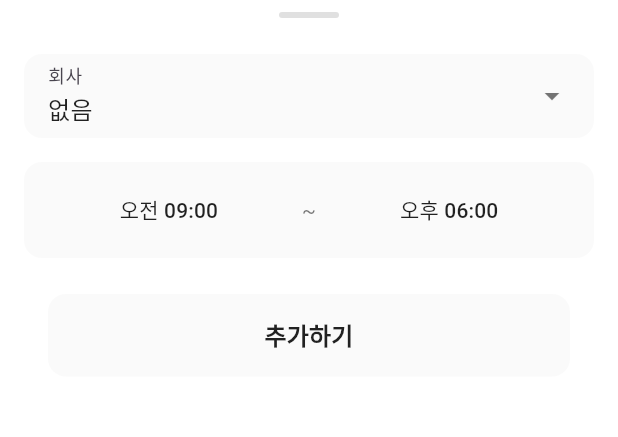
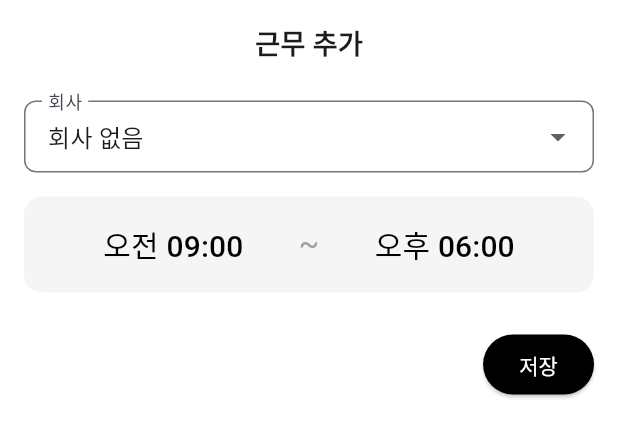
Before and after one commit to temtaemee/workcalendar2, a Flutter app: the WorkScheduleModal widget shown alone on an empty page, opened directly with empty values, on a phone screen of 412 x 824 dp. Shown: the top 437 px of the screen. Run offline on Flutter 3.47's test engine with Material 3 defaults, Android fonts, the light colour scheme and no system bars; our stand-ins replace flutter_colorpicker, flutter_slidable, package_info_plus, sqflite, table_calendar; accounts and stored records are empty.

Commit message:
fix: 날짜 선택하는 로직 변경

```diff
--- a/lib/widgets/work_schedule_modal.dart
+++ b/lib/widgets/work_schedule_modal.dart
@@ -28,111 +28,126 @@ class WorkScheduleModal extends StatefulWidget {
 
 class _WorkScheduleModalState extends State<WorkScheduleModal> {
   late int _selectedCompanyId;
-  late TimeOfDay _startTime;
-  late TimeOfDay _endTime;
-  late DateTime _selectedDate;
+  late DateTime _startDateTime;
+  late DateTime _endDateTime;
   bool _autoExcludeLunch = true;
+  Company? _selectedCompany;
+  bool _timeManuallyChanged = false;
 
   @override
   void initState() {
     super.initState();
     _selectedCompanyId = widget.schedule?.companyId ?? 0;
-
-    _startTime = widget.schedule?.startTime != null
-        ? TimeOfDay.fromDateTime(widget.schedule!.startTime)
-        : const TimeOfDay(hour: 9, minute: 0);
-
-    _endTime = widget.schedule?.endTime != null
-        ? TimeOfDay.fromDateTime(widget.schedule!.endTime)
-        : const TimeOfDay(hour: 18, minute: 0);
-
-    _selectedDate = widget.isEdit
-        ? DateTime(widget.schedule!.startTime.year, widget.schedule!.startTime.month, widget.schedule!.startTime.day)
-        : widget.selectedDate;
+    try {
+      _selectedCompany = widget.companies.firstWhere((c) => c.id == _selectedCompanyId);
+    } catch (e) {
+      _selectedCompany = null;
     }
 
-  String _formatTimeOfDay(TimeOfDay time) {
+    if (widget.isEdit && widget.schedule != null) {
+      _startDateTime = widget.schedule!.startTime;
+      _endDateTime = widget.schedule!.endTime;
+      _timeManuallyChanged = true;
+    } else {
+      final date = widget.selectedDate;
+      _startDateTime = DateTime(date.year, date.month, date.day, 9, 0);
+      _endDateTime = DateTime(date.year, date.month, date.day, 18, 0);
+      _timeManuallyChanged = false;
+    }
+  }
+
+  void _updateTimesForCompany(Company? company) {
+    final date = _startDateTime; // Use the current start date as the base
+    if (company != null) {
+      setState(() {
+        _startDateTime = DateTime(date.year, date.month, date.day, company.startTime.hour, company.startTime.minute);
+        _endDateTime = DateTime(date.year, date.month, date.day, company.endTime.hour, company.endTime.minute);
+      });
+    } else { // '회사 없음'
+      setState(() {
+        _startDateTime = DateTime(date.year, date.month, date.day, 9, 0);
+        _endDateTime = DateTime(date.year, date.month, date.day, 18, 0);
+      });
+    }
+  }
+
+  String _formatTimeOfDay(DateTime dt) {
+    final time = TimeOfDay.fromDateTime(dt);
     final period = time.hour < 12 ? '오전' : '오후';
-    final hour = time.hour <= 12 ? time.hour : time.hour - 12;
+    final hour = time.hourOfPeriod == 0 ? 12 : time.hourOfPeriod;
     final minute = time.minute.toString().padLeft(2, '0');
     return '$period ${hour.toString().padLeft(2, '0')}:$minute';
   }
 
-  Future<void> _selectDate() async {
+  Future<void> _selectTime(bool isStart) async {
+    DateTime tempDateTime = isStart ? _startDateTime : _endDateTime;
+
+    await showModalBottomSheet(
+      context: context,
+      backgroundColor: Colors.white,
+      builder: (BuildContext context) {
+        return StatefulBuilder(
+          builder: (BuildContext context, StateSetter setModalState) {
+            return SizedBox(
+              height: 280,
+              child: Column(
+                children: [
+                  Container(
+                    padding: const EdgeInsets.symmetric(horizontal: 8.0),
+                    decoration: const BoxDecoration(
+                      border: Border(bottom: BorderSide(color: Colors.black12, width: 0.5)),
+                    ),
+                    child: Row(
+                      mainAxisAlignment: MainAxisAlignment.spaceBetween,
+                      children: [
+                        TextButton(
+                          onPressed: () => Navigator.pop(context),
+                          child: const Text('취소', style: TextStyle(color: Colors.grey)),
+                        ),
+                        TextButton(
+                          onPressed: () async {
                             final DateTime? picked = await showDatePicker(
                               context: context,
-      initialDate: _selectedDate,
+                              initialDate: tempDateTime,
                               firstDate: DateTime(2000),
                               lastDate: DateTime(2101),
-      builder: (BuildContext context, Widget? child) {
+                              builder: (context, child) {
                                 return Theme(
                                   data: ThemeData.light().copyWith(
-            colorScheme: const ColorScheme.light(
-              primary: Colors.black,
-              onPrimary: Colors.white,
-              surface: Colors.white,
-              onSurface: Colors.black,
-            ),
+                                    colorScheme: const ColorScheme.light(primary: Colors.black),
                                     dialogBackgroundColor: Colors.white,
                                   ),
                                   child: child!,
                                 );
                               },
                             );
-    if (picked != null && picked != _selectedDate) {
-      setState(() {
-        _selectedDate = picked;
+                            if (picked != null) {
+                              setModalState(() {
+                                tempDateTime = DateTime(
+                                  picked.year, picked.month, picked.day,
+                                  tempDateTime.hour, tempDateTime.minute,
+                                );
                               });
                             }
-  }
-
-  Future<void> _selectTime(bool isStart) async {
-    await showModalBottomSheet(
-      context: context,
-      backgroundColor: Colors.white,
-      builder: (BuildContext context) {
-        return Container(
-          height: 280,
-          color: Colors.white,
-          child: Column(
-            children: [
-              Container(
-                padding: const EdgeInsets.symmetric(horizontal: 16, vertical: 8),
-                decoration: const BoxDecoration(
-                  color: Colors.white,
-                  border: Border(
-                    bottom: BorderSide(
-                      color: Colors.black12,
-                      width: 0.5,
-                    ),
-                  ),
-                ),
-                child: Row(
-                  mainAxisAlignment: MainAxisAlignment.spaceBetween,
-                  children: [
-                    TextButton(
-                      onPressed: () => Navigator.pop(context),
-                      child: const Text(
-                        '취소',
-                        style: TextStyle(
-                          color: Colors.black54,
-                          fontSize: 16,
-                        ),
+                          },
+                          child: Text(
+                            DateFormat('MM월 dd일 (E)', 'ko_KR').format(tempDateTime),
+                            style: const TextStyle(color: Colors.black, fontWeight: FontWeight.bold),
                           ),
                         ),
                         TextButton(
                           onPressed: () {
-                        final time = isStart ? _startTime : _endTime;
-                        Navigator.pop(context, time);
+                            setState(() {
+                              if (isStart) {
+                                _startDateTime = tempDateTime;
+                              } else {
+                                _endDateTime = tempDateTime;
+                              }
+                              _timeManuallyChanged = true;
+                            });
+                            Navigator.pop(context);
                           },
-                      child: const Text(
-                        '완료',
-                        style: TextStyle(
-                          color: Colors.black87,
-                          fontSize: 16,
-                          fontWeight: FontWeight.w600,
-                        ),
-                      ),
+                          child: const Text('완료', style: TextStyle(fontWeight: FontWeight.bold)),
                         ),
                       ],
                     ),
@@ -141,25 +156,14 @@ class _WorkScheduleModalState extends State<WorkScheduleModal> {
                     child: CupertinoDatePicker(
                       mode: CupertinoDatePickerMode.time,
                       use24hFormat: false,
-                  minuteInterval: 1,
+                      minuteInterval: 5,
                       backgroundColor: Colors.white,
-                  initialDateTime: DateTime(
-                    2024, 1, 1,
-                    isStart ? _startTime.hour : _endTime.hour,
-                    isStart ? _startTime.minute : _endTime.minute,
-                  ),
+                      initialDateTime: tempDateTime,
                       onDateTimeChanged: (DateTime newDateTime) {
-                    setState(() {
-                      final newTime = TimeOfDay(
-                        hour: newDateTime.hour,
-                        minute: newDateTime.minute,
+                        tempDateTime = DateTime(
+                          tempDateTime.year, tempDateTime.month, tempDateTime.day,
+                          newDateTime.hour, newDateTime.minute,
                         );
-                      if (isStart) {
-                        _startTime = newTime;
-                      } else {
-                        _endTime = newTime;
-                      }
-                    });
                       },
                     ),
                   ),
@@ -168,59 +172,60 @@ class _WorkScheduleModalState extends State<WorkScheduleModal> {
             );
           },
         );
+      },
+    );
   }
 
   void _handleSave() {
-    final companyMatches = widget.companies.where((c) => c.id == _selectedCompanyId);
-    final Company? selectedCompany = companyMatches.isNotEmpty ? companyMatches.first : null;
+    if (_endDateTime.isBefore(_startDateTime)) {
+      ScaffoldMessenger.of(context).showSnackBar(
+        const SnackBar(content: Text('종료 시간은 시작 시간보다 늦어야 합니다.'), backgroundColor: Colors.red),
+      );
+      return;
+    }
 
-    final startDateTime = DateTime(_selectedDate.year, _selectedDate.month, _selectedDate.day, _startTime.hour, _startTime.minute);
-    final endDateTime = DateTime(_selectedDate.year, _selectedDate.month, _selectedDate.day, _endTime.hour, _endTime.minute);
-
-    bool shouldSplit = _autoExcludeLunch &&
-        selectedCompany != null &&
-        selectedCompany.lunchStartTime != null &&
-        selectedCompany.lunchEndTime != null;
+    bool shouldSplit = _autoExcludeLunch && _selectedCompany != null && _selectedCompany!.lunchStartTime != null && _selectedCompany!.lunchEndTime != null;
 
     if (shouldSplit) {
-      final lunchStart = selectedCompany.lunchStartTime!;
-      final lunchEnd = selectedCompany.lunchEndTime!;
-      final lunchStartDateTime = DateTime(_selectedDate.year, _selectedDate.month, _selectedDate.day, lunchStart.hour, lunchStart.minute);
-      final lunchEndDateTime = DateTime(_selectedDate.year, _selectedDate.month, _selectedDate.day, lunchEnd.hour, lunchEnd.minute);
+      final lunchStart = _selectedCompany!.lunchStartTime!;
+      final lunchEnd = _selectedCompany!.lunchEndTime!;
+      DateTime lunchStartDateTime = DateTime(_startDateTime.year, _startDateTime.month, _startDateTime.day, lunchStart.hour, lunchStart.minute);
+      DateTime lunchEndDateTime = DateTime(_startDateTime.year, _startDateTime.month, _startDateTime.day, lunchEnd.hour, lunchEnd.minute);
 
-      if (startDateTime.isBefore(lunchStartDateTime) && endDateTime.isAfter(lunchEndDateTime)) {
-        // 근무 기록 1: 근무 시작 ~ 점심 시작
+      if (lunchStartDateTime.isBefore(_startDateTime)) {
+        lunchStartDateTime = lunchStartDateTime.add(const Duration(days: 1));
+        lunchEndDateTime = lunchEndDateTime.add(const Duration(days:1));
+      }
+
+      if (_startDateTime.isBefore(lunchStartDateTime) && _endDateTime.isAfter(lunchEndDateTime)) {
         final schedule1 = WorkSchedule(
-          id: widget.schedule?.id, // 수정 모드일 경우 기존 ID 유지
+          id: widget.schedule?.id,
           companyId: _selectedCompanyId,
-          startTime: startDateTime,
+          startTime: _startDateTime,
           endTime: lunchStartDateTime,
           regDate: widget.schedule?.regDate ?? DateTime.now(),
           uptDate: DateTime.now(),
         );
         widget.onSave(schedule1);
 
-        // 근무 기록 2: 점심 종료 ~ 근무 종료
         final schedule2 = WorkSchedule(
           companyId: _selectedCompanyId,
           startTime: lunchEndDateTime,
-          endTime: endDateTime,
+          endTime: _endDateTime,
           regDate: DateTime.now(),
           uptDate: DateTime.now(),
         );
         widget.onSave(schedule2);
-
         Navigator.pop(context);
         return;
       }
     }
 
-    // 분할하지 않는 경우
     final schedule = WorkSchedule(
       id: widget.schedule?.id,
-      companyId: _selectedCompanyId == 0 ? null : _selectedCompanyId,
-      startTime: startDateTime,
-      endTime: endDateTime,
+      companyId: _selectedCompanyId <= 0 ? null : _selectedCompanyId,
+      startTime: _startDateTime,
+      endTime: _endDateTime,
       regDate: widget.schedule?.regDate ?? DateTime.now(),
       uptDate: DateTime.now(),
     );
@@ -238,202 +243,93 @@ class _WorkScheduleModalState extends State<WorkScheduleModal> {
       ),
       child: SafeArea(
         child: SingleChildScrollView(
+          child: Padding(
+            padding: const EdgeInsets.all(16.0),
             child: Column(
               mainAxisSize: MainAxisSize.min,
+              crossAxisAlignment: CrossAxisAlignment.start,
               children: [
-              Container(
-                width: 40,
-                height: 4,
-                margin: const EdgeInsets.symmetric(vertical: 8),
-                decoration: BoxDecoration(
-                  color: Colors.grey[300],
-                  borderRadius: BorderRadius.circular(2),
+                Center(
+                  child: Text(
+                    widget.isEdit ? '근무 수정' : '근무 추가',
+                    style: const TextStyle(fontSize: 18, fontWeight: FontWeight.bold),
                   ),
                 ),
-              Padding(
-                padding: const EdgeInsets.all(16),
-                child: Column(
-                  crossAxisAlignment: CrossAxisAlignment.start,
-                  children: [
-                    // 날짜 선택
-                    if (widget.isEdit) ...[
-                      GestureDetector(
-                        onTap: _selectDate,
-                        child: Container(
-                          padding: const EdgeInsets.symmetric(horizontal: 16, vertical: 12),
-                          decoration: BoxDecoration(
-                            borderRadius: BorderRadius.circular(12),
-                            color: Colors.grey[50],
-                          ),
-                          child: Row(
-                            mainAxisAlignment: MainAxisAlignment.spaceBetween,
-                            children: [
-                              Text(
-                                DateFormat('yyyy년 MM월 dd일 (E)', 'ko_KR').format(_selectedDate),
-                                style: const TextStyle(fontSize: 16, color: Colors.black87),
-                              ),
-                              const Icon(Icons.calendar_today, color: Colors.black54, size: 20),
+                const SizedBox(height: 24),
+
+                // 1. 회사 선택 (순서만 위로, 필수는 아님)
+                DropdownButtonFormField<int>(
+                  value: _selectedCompanyId <= 0 ? 0 : _selectedCompanyId,
+                  items: [
+                    const DropdownMenuItem<int>(value: 0, child: Text('회사 없음')),
+                    ...widget.companies.map((c) => DropdownMenuItem<int>(value: c.id, child: Text(c.name))),
                   ],
-                          ),
+                  onChanged: (value) {
+                    setState(() {
+                      _selectedCompanyId = value ?? 0;
+                      try {
+                        _selectedCompany = widget.companies.firstWhere((c) => c.id == _selectedCompanyId);
+                      } catch (e) {
+                        _selectedCompany = null;
+                      }
+
+                      if (!_timeManuallyChanged) {
+                        _updateTimesForCompany(_selectedCompany);
+                      }
+                    });
+                  },
+                  dropdownColor: Colors.white,
+                  decoration: InputDecoration(
+                    labelText: '회사',
+                    border: OutlineInputBorder(borderRadius: BorderRadius.circular(8)),
+                    contentPadding: const EdgeInsets.symmetric(horizontal: 12),
                   ),
                 ),
                 const SizedBox(height: 16),
-                    ],
-                    // 회사 선택
+
+                // 2. 시간 선택
                 Container(
                   padding: const EdgeInsets.symmetric(horizontal: 16, vertical: 8),
                   decoration: BoxDecoration(
                     borderRadius: BorderRadius.circular(12),
-                        color: Colors.grey[50],
+                    color: Colors.grey[100],
                   ),
-                      child: DropdownButtonFormField<int>(
-                        value: _selectedCompanyId,
-                        decoration: const InputDecoration(
-                          labelText: '회사',
-                          border: InputBorder.none,
-                          contentPadding: EdgeInsets.zero,
-                          isDense: true,
-                        ),
-                        icon: const Icon(Icons.arrow_drop_down, color: Colors.black54),
-                        dropdownColor: Colors.white,
-                        items: [
-                          const DropdownMenuItem(
-                            value: 0,
-                            child: Text('없음', style: TextStyle(color: Colors.black87)),
-                          ),
-                          ...widget.companies.map((company) {
-                            return DropdownMenuItem<int>(
-                              value: company.id!,
                   child: Row(
                     children: [
-                                  CircleAvatar(backgroundColor: company.color, radius: 6),
-                                  const SizedBox(width: 8),
-                                  Text(company.name, style: const TextStyle(color: Colors.black87)),
+                      Expanded(child: TextButton(onPressed: () => _selectTime(true), child: Text(_formatTimeOfDay(_startDateTime), style: const TextStyle(fontSize: 20, color: Colors.black)))),
+                      const Text('~', style: TextStyle(fontSize: 20, color: Colors.grey)),
+                      Expanded(child: TextButton(onPressed: () => _selectTime(false), child: Text(_formatTimeOfDay(_endDateTime), style: const TextStyle(fontSize: 20, color: Colors.black)))),
                     ],
                   ),
-                            );
-                          }).toList(),
-                        ],
-                        onChanged: (value) {
-                          if (value != null) {
-                            setState(() {
-                              _selectedCompanyId = value;
-                            });
-                          }
-                        },
                 ),
-                    ),
-                    const SizedBox(height: 16),
-                    // 점심시간 제외 체크박스
-                    if (widget.companies.any((c) => c.id == _selectedCompanyId && c.lunchStartTime != null))
+                const SizedBox(height: 8),
+
+                // 3. 점심시간 (조건부 표시)
+                if (_selectedCompany != null && _selectedCompany!.lunchStartTime != null)
                   CheckboxListTile(
-                        title: const Text("점심시간 자동 제외"),
                     value: _autoExcludeLunch,
-                        onChanged: (newValue) {
-                          setState(() {
-                            _autoExcludeLunch = newValue!;
-                          });
-                        },
+                    onChanged: (v) => setState(() => _autoExcludeLunch = v ?? true),
+                    title: const Text('점심시간 자동 제외'),
                     controlAffinity: ListTileControlAffinity.leading,
                     contentPadding: EdgeInsets.zero,
                   ),
-                    // 시간 선택
-                    Container(
-                      padding: const EdgeInsets.symmetric(horizontal: 16, vertical: 8),
-                      decoration: BoxDecoration(
-                        borderRadius: BorderRadius.circular(12),
-                        color: Colors.grey[50],
-                      ),
-                      child: Row(
+                const SizedBox(height: 16),
+
+                // 4. 저장/삭제 버튼
+                Row(
                   children: [
-                          Expanded(
-                            child: TextButton(
-                              onPressed: () => _selectTime(true),
-                              style: TextButton.styleFrom(
-                                foregroundColor: Colors.black87,
-                                padding: const EdgeInsets.symmetric(vertical: 12),
-                                backgroundColor: Colors.transparent,
-                              ),
-                              child: Text(_formatTimeOfDay(_startTime)),
-                            ),
-                          ),
-                          const Padding(
-                            padding: EdgeInsets.symmetric(horizontal: 8),
-                            child: Text('~', style: TextStyle(color: Colors.black54)),
-                          ),
-                          Expanded(
-                            child: TextButton(
-                              onPressed: () => _selectTime(false),
-                              style: TextButton.styleFrom(
-                                foregroundColor: Colors.black87,
-                                padding: const EdgeInsets.symmetric(vertical: 12),
-                                backgroundColor: Colors.transparent,
-                              ),
-                              child: Text(_formatTimeOfDay(_endTime)),
-                            ),
+                    if (widget.isEdit && widget.onDelete != null)
+                      TextButton(onPressed: () { widget.onDelete!(widget.schedule!.id!); Navigator.pop(context); }, child: const Text('삭제', style: TextStyle(color: Colors.red))),
+                    const Spacer(),
+                    ElevatedButton(
+                      onPressed: _handleSave,
+                      style: ElevatedButton.styleFrom(backgroundColor: Colors.black, foregroundColor: Colors.white),
+                      child: const Text('저장'),
                     ),
                   ],
                 ),
-                    ),
-                    const SizedBox(height: 24),
-                    // 저장 버튼
-                    Container(
-                      width: double.infinity,
-                      padding: const EdgeInsets.symmetric(horizontal: 16),
-                      child: TextButton(
-                        onPressed: _handleSave,
-                        style: TextButton.styleFrom(
-                          foregroundColor: Colors.black87,
-                          backgroundColor: Colors.grey[50],
-                          padding: const EdgeInsets.symmetric(vertical: 16),
-                          shape: RoundedRectangleBorder(
-                            borderRadius: BorderRadius.circular(12),
-                          ),
-                        ),
-                        child: Text(
-                          widget.isEdit ? '수정하기' : '추가하기',
-                          style: const TextStyle(
-                            fontSize: 16,
-                            fontWeight: FontWeight.w600,
-                          ),
-                        ),
-                      ),
-                    ),
-                    if (widget.isEdit && widget.onDelete != null) ...[
-                      const SizedBox(height: 8),
-                      // 삭제 버튼
-                      Container(
-                        width: double.infinity,
-                        padding: const EdgeInsets.symmetric(horizontal: 16),
-                        child: TextButton(
-                          onPressed: () {
-                            if (widget.schedule?.id != null) {
-                              widget.onDelete!(widget.schedule!.id!);
-                              Navigator.pop(context);
-                            }
-                          },
-                          style: TextButton.styleFrom(
-                            foregroundColor: Colors.red,
-                            padding: const EdgeInsets.symmetric(vertical: 16),
-                            shape: RoundedRectangleBorder(
-                              borderRadius: BorderRadius.circular(12),
-                            ),
-                          ),
-                          child: const Text(
-                            '삭제하기',
-                            style: TextStyle(
-                              fontSize: 16,
-                              fontWeight: FontWeight.w600,
-                            ),
-                          ),
-                        ),
-                      ),
-                    ],
-                    const SizedBox(height: 16),
               ],
             ),
-              ),
-            ],
           ),
         ),
       ),
```
Lines whose indentation alone changed are shown as unchanged.
